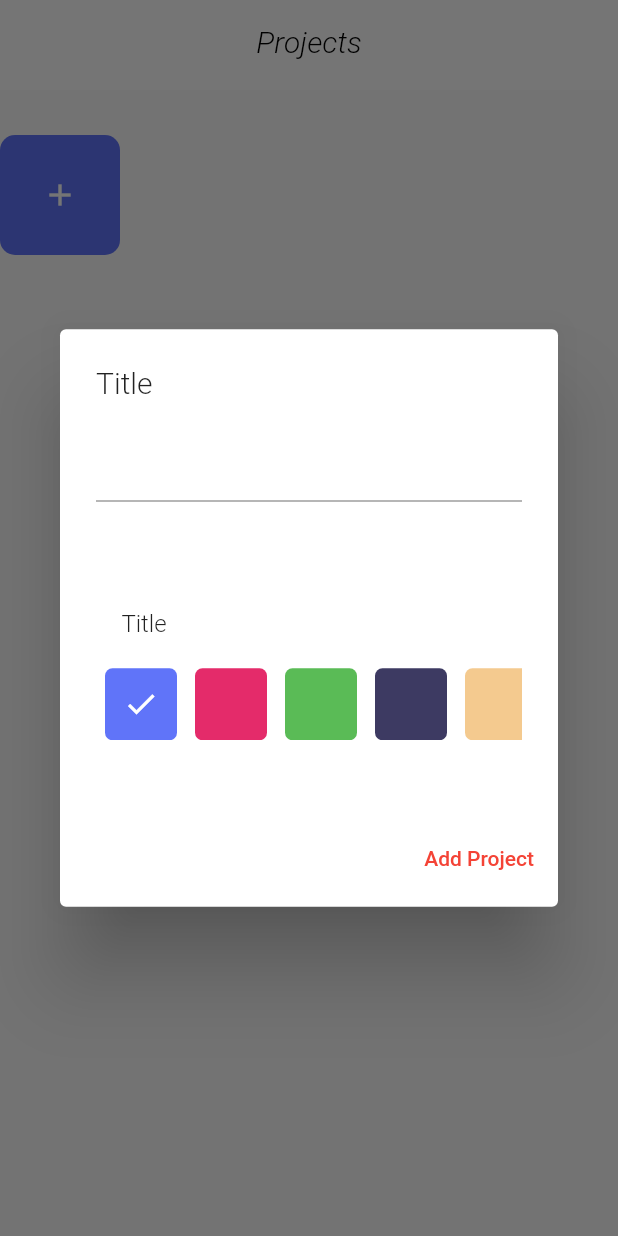
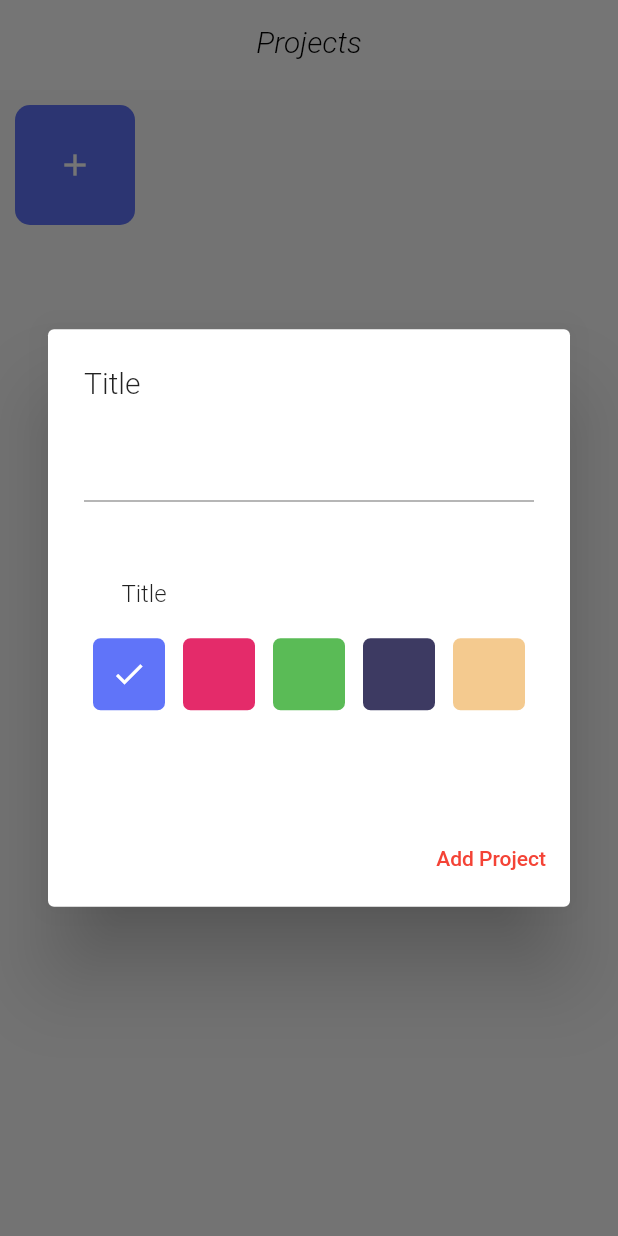
Before and after one commit to storm265/tasker, a Flutter app: the MenuPage screen opened directly, after a tap on the "add" icon, on a phone screen of 412 x 824 dp. Run offline on Flutter 3.47's test engine with Material 2 defaults, Android fonts, the phone set to English and light mode, and no system bars; our stand-ins replace cached_network_image, connectivity_plus, flutter_secure_storage, flutter_slidable, image_picker, percent_indicator and 1 more; missing offline and left inert: simple_gesture_detector; accounts and stored records are empty.

Commit message:
stable_3.3_refactor

```diff
--- a/lib/controller/add_tasks/add_check_list_controller/add_check_list_cotnroller.dart
+++ b/lib/controller/add_tasks/add_check_list_controller/add_check_list_cotnroller.dart
@@ -7,6 +7,8 @@ class AddCheckListController extends ChangeNotifier {
   final _checkListItemsRepository = ChecklistItemsRepositoryImpl();
   final _checkListRepository = CheckListsRepositoryImpl();
   final checkBoxItems = ValueNotifier<List<String>>(['Item index 1']);
+
+
   void addItem(int index) {
     checkBoxItems.value.add('Item index ${index + 1}');
     checkBoxItems.notifyListeners();
--- a/lib/database/data_source/auth_data_source.dart
+++ b/lib/database/data_source/auth_data_source.dart
@@ -17,7 +17,7 @@ abstract class AuthDataSource {
   Future updatePassword({required String password});
   Future signOut();
 }
-// TODO: you didn't specified Generic type
+
 // TODO: Inject dependencies
 class AuthDataSourceImpl implements AuthDataSource {
   final SupabaseSource _supabase = SupabaseSource();
@@ -74,7 +74,6 @@ class AuthDataSourceImpl implements AuthDataSource {
     required String password,
   }) {
     try {
-         // TODO: grammar mistake
       final response = _supabase.restApiClient.auth.signUp(
         email,
         password,
--- a/lib/presentation/pages/menu_pages/floating_button/add_checklist_page.dart
+++ b/lib/presentation/pages/menu_pages/floating_button/add_checklist_page.dart
@@ -44,6 +44,7 @@ class _AddCheckListPageState extends State<AddCheckListPage> {
         textColor: Colors.white,
         title: 'Add Check List',
         showLeadingButton: true,
+        shouldUsePopMethod: true,
       ),
       body: Stack(
         children: [
@@ -98,6 +99,7 @@ class _AddCheckListPageState extends State<AddCheckListPage> {
                     choseColorText,
                     ColorPalleteWidget(
                         colorController: _colorPalleteController),
+                    const SizedBox(height: 40),
                     ConfirmButtonWidget(
                       onPressed: _isClickedButton
                           ? () async {
--- a/lib/presentation/pages/menu_pages/floating_button/new_task.dart
+++ b/lib/presentation/pages/menu_pages/floating_button/new_task.dart
@@ -63,6 +63,7 @@ class _NewTaskPageState extends State<NewTaskPage> {
           textColor: Colors.white,
           title: 'New Task',
           showLeadingButton: true,
+          shouldUsePopMethod: true,
         ),
         body: Stack(
           children: [
--- a/lib/presentation/pages/menu_pages/menu_page.dart
+++ b/lib/presentation/pages/menu_pages/menu_page.dart
@@ -20,16 +20,6 @@ class MenuPage extends StatefulWidget {
 
 class _MenuPageState extends State<MenuPage> {
   final _projectsRepository = ProjectRepositoryImpl();
-  List<ProjectModel> projects = [];
-  @override
-  void initState() {
-    getInitData();
-    super.initState();
-  }
-
-  Future<void> getInitData() async {
-    projects = await _projectsRepository.fetchProject();
-  }
 
   @override
   Widget build(BuildContext context) {
@@ -42,6 +32,8 @@ class _MenuPageState extends State<MenuPage> {
         body: DisabledGlowWidget(
           child: SingleChildScrollView(
             scrollDirection: Axis.vertical,
+            child: Padding(
+              padding: const EdgeInsets.all(10.0),
               child: Column(
                 children: [
                   FutureBuilder<List<ProjectModel>>(
@@ -73,9 +65,11 @@ class _MenuPageState extends State<MenuPage> {
                                 child: Stack(
                                   children: [
                                     CircleWidget(
-                                      color: snapshot.data![index].color ?? ''),
+                                        color:
+                                            snapshot.data![index].color ?? ''),
                                     CategoryWidget(
-                                      title: snapshot.data![index].title ?? ''),
+                                        title:
+                                            snapshot.data![index].title ?? ''),
                                     const CategoryLengthWidget()
                                   ],
                                 ),
@@ -86,8 +80,11 @@ class _MenuPageState extends State<MenuPage> {
                       }
                     },
                   ),
-                const AddProjectButton()
+                  AddProjectButton(
+                    notifyParent: () => setState(() {}),
+                  )
                 ],
+              ),
             ),
           ),
         ),
--- a/lib/presentation/widgets/menu_pages/add_button_widget/white_box_widget.dart
+++ b/lib/presentation/widgets/menu_pages/add_button_widget/white_box_widget.dart
@@ -1,4 +1,5 @@
 import 'package:flutter/material.dart';
+import 'package:todo2/presentation/widgets/common/disabled_glow_single_child_scroll_widget.dart';
 
 class WhiteBoxWidget extends StatelessWidget {
   final Widget child;
@@ -26,7 +27,10 @@ class WhiteBoxWidget extends StatelessWidget {
         ],
         borderRadius: BorderRadius.circular(5),
       ),
-      child: child,
+      child: DisabledGlowWidget(
+          child: SingleChildScrollView(
+        child: child,
+      )),
     );
   }
 }
--- a/lib/presentation/widgets/menu_pages/add_button_widget/widgets/new_task/grey_container.dart
+++ b/lib/presentation/widgets/menu_pages/add_button_widget/widgets/new_task/grey_container.dart
@@ -1,5 +1,4 @@
 import 'package:flutter/material.dart';
-
 
 class GreyContainerWidget extends StatelessWidget {
   final Widget? child;
@@ -10,10 +9,10 @@ class GreyContainerWidget extends StatelessWidget {
     return Container(
       width: double.infinity,
       height: 60,
-      child: child,
       decoration: const BoxDecoration(
         color: Color(0xFFF4F4F4),
       ),
+      child: child,
     );
   }
 }
--- a/lib/presentation/widgets/menu_pages/menu_page/dialog.dart
+++ b/lib/presentation/widgets/menu_pages/menu_page/dialog.dart
@@ -6,17 +6,21 @@ import 'package:todo2/presentation/widgets/common/disabled_glow_single_child_scr
 import 'package:todo2/presentation/widgets/menu_pages/menu_page/widgets/color_pallete_widget.dart';
 
 Future<void> showMaterialDialog(BuildContext context) async {
+  final formKey = GlobalKey<FormState>();
   final colorPalleteController = ColorPalleteController();
   int selectedIndex = 0;
+  bool isClickedButton = true;
   final titleController = TextEditingController();
   await showDialog(
     context: context,
     builder: (_) => AlertDialog(
+      insetPadding: const EdgeInsets.all(0),
       title: const Text(
         'Title',
         style: TextStyle(fontWeight: FontWeight.w300),
       ),
       content: DisabledGlowWidget(
+        child: SingleChildScrollView(
           child: SizedBox(
             height: 230,
             child: Column(
@@ -24,11 +28,23 @@ Future<void> showMaterialDialog(BuildContext context) async {
                 SizedBox(
                   width: 300,
                   height: 50,
-                child: TextField(
+                  child: Form(
+                    key: formKey,
+                    child: TextFormField(
+                      validator: (value) {
+                        if (value!.isEmpty) {
+                          return 'Please enter title';
+                        }
+                        if (value.length < 2) {
+                          return 'Title must be at least 2 characters';
+                        }
+                        return null;
+                      },
                       controller: titleController,
                     ),
                   ),
-              const SizedBox(height: 70),
+                ),
+                const SizedBox(height: 50),
                 const Padding(
                   padding: EdgeInsets.only(right: 220, bottom: 20),
                   child: Text(
@@ -43,18 +59,29 @@ Future<void> showMaterialDialog(BuildContext context) async {
             ),
           ),
         ),
+      ),
       actions: <Widget>[
-        TextButton(
-          onPressed: () async {
+        StatefulBuilder(
+          builder: ((context, setState) => TextButton(
+                onPressed: isClickedButton
+                    ? () async {
+                        if (formKey.currentState!.validate()) {
+                          setState(() => isClickedButton = false);
                           (titleController.text.length >= 2)
                               ? await ProjectRepositoryImpl()
                                   .putData(
-                        color: colors[selectedIndex].value.toString(),
+                                      color: colors[selectedIndex]
+                                          .value
+                                          .toString(),
                                       title: titleController.text)
                                   .then((_) => Navigator.of(context).pop())
                               : null;
-          },
+                          setState(() => isClickedButton = true);
+                        }
+                      }
+                    : null,
                 child: const Text('Add Project'),
+              )),
         )
       ],
     ),
--- a/lib/presentation/widgets/menu_pages/menu_page/widgets/add_project_button.dart
+++ b/lib/presentation/widgets/menu_pages/menu_page/widgets/add_project_button.dart
@@ -4,20 +4,22 @@ import 'package:todo2/presentation/widgets/common/colors.dart';
 import 'package:todo2/presentation/widgets/menu_pages/menu_page/dialog.dart';
 
 class AddProjectButton extends StatelessWidget {
-  const AddProjectButton({Key? key}) : super(key: key);
+  final Function notifyParent;
+  const AddProjectButton({Key? key, required this.notifyParent})
+      : super(key: key);
 
   @override
   Widget build(BuildContext context) {
-    return Padding(
-      padding: const EdgeInsets.only(top: 30, right: 310),
-      child: InkWell(
-        onTap: () async => showMaterialDialog(context),
+    return InkWell(
+      onTap: () async =>
+          await showMaterialDialog(context).then((_) => notifyParent()),
       child: Container(
         width: 80,
         height: 80,
         decoration: BoxDecoration(
           borderRadius: BorderRadius.circular(10),
-              color: ProjectColor.getColor(CategoryColor.blue)),
+          color: ProjectColor.getColor(CategoryColor.blue),
+        ),
         child: const Center(
           child: Icon(
             Icons.add,
@@ -25,7 +27,6 @@ class AddProjectButton extends StatelessWidget {
           ),
         ),
       ),
-      ),
     );
   }
 }
--- a/lib/presentation/widgets/menu_pages/menu_page/widgets/color_pallete_widget.dart
+++ b/lib/presentation/widgets/menu_pages/menu_page/widgets/color_pallete_widget.dart
@@ -28,15 +28,15 @@ class ColorPalleteWidget extends StatelessWidget {
                   child: Container(
                     width: 48,
                     height: 48,
-                    child:  Icon(
+                    decoration: BoxDecoration(
+                      borderRadius: BorderRadius.circular(5),
+                      color: colors[index],
+                    ),
+                    child: Icon(
                       (colorController.selectedIndex.value == index)
                           ? Icons.done
                           : null,
                       color: Colors.white,
-                    ),
-                    decoration: BoxDecoration(
-                      borderRadius: BorderRadius.circular(5),
-                      color: colors[index],
                     ),
                   ),
                 );
--- a/lib/presentation/widgets/menu_pages/work_list/widgets/calendar_lib/src/table_calendar_base.dart
+++ b/lib/presentation/widgets/menu_pages/work_list/widgets/calendar_lib/src/table_calendar_base.dart
@@ -73,10 +73,10 @@ class TableCalendarBase extends StatefulWidget {
         super(key: key);
 
   @override
-  _TableCalendarBaseState createState() => _TableCalendarBaseState();
+  TableCalendarBaseState createState() => TableCalendarBaseState();
 }
 
-class _TableCalendarBaseState extends State<TableCalendarBase> {
+class TableCalendarBaseState extends State<TableCalendarBase> {
   late final ValueNotifier<double> _pageHeight;
   late final PageController _pageController;
   late DateTime _focusedDay;
--- a/lib/services/navigation_service/navigation_service.dart
+++ b/lib/services/navigation_service/navigation_service.dart
@@ -1,4 +1,17 @@
 import 'package:flutter/material.dart';
+import 'package:todo2/presentation/pages/auth_pages/changed_password_page.dart';
+import 'package:todo2/presentation/pages/auth_pages/forgot_password_page.dart';
+import 'package:todo2/presentation/pages/auth_pages/reset_password_page.dart';
+import 'package:todo2/presentation/pages/auth_pages/sign_in_page.dart';
+import 'package:todo2/presentation/pages/auth_pages/sign_up_page.dart';
+import 'package:todo2/presentation/pages/auth_pages/splash_page.dart';
+import 'package:todo2/presentation/pages/auth_pages/welcome_page.dart';
+import 'package:todo2/presentation/pages/menu_pages/floating_button/add_checklist_page.dart';
+import 'package:todo2/presentation/pages/menu_pages/floating_button/new_note_page.dart';
+import 'package:todo2/presentation/pages/menu_pages/floating_button/new_task.dart';
+import 'package:todo2/presentation/pages/menu_pages/tasks_page.dart';
+import 'package:todo2/presentation/pages/navigation_page.dart';
+import 'package:todo2/presentation/pages/no_connection_page.dart';
 
 enum Pages {
   welcome,
@@ -14,6 +27,22 @@ enum Pages {
   addCheckList,
   addTask
 }
+
+Map<String, Widget Function(BuildContext)> routes = {
+  '/': (_) => const SplashPage(),
+  '/noConnection': (_) => const NoConnectionPage(),
+  '/welcome': (_) => const WelcomePage(),
+  '/signUp': (_) => const SignUpPage(),
+  '/signIn': (_) => const SignInPage(),
+  '/forgotPassword': (_) => const ForgotPasswordPage(),
+  '/newPassword': (_) => NewPasswordPage(),
+  '/passwordChanged': (_) => const PasswordChangedPage(),
+  '/home': (_) => NavigationPage(),
+  '/workList': (_) => const TasksPage(),
+  '/addTask': (_) => const NewTaskPage(),
+  '/addNote': (_) => const AddQuickNote(),
+  '/addCheckList': (_) => const AddCheckListPage()
+};
 
 class NavigationService {
   static Future<void> navigateTo(BuildContext context, Pages page) async {
@@ -31,10 +60,12 @@ class NavigationService {
         Navigator.pushNamed(context, '/forgotPassword');
         break;
       case Pages.newPassword:
-        Navigator.pushNamedAndRemoveUntil(context, '/newPassword',((_) => false));
+        Navigator.pushNamedAndRemoveUntil(
+            context, '/newPassword', ((_) => false));
         break;
       case Pages.passwordChanged:
-        Navigator.pushNamedAndRemoveUntil(context, '/passwordChanged',((_) => false));
+        Navigator.pushNamedAndRemoveUntil(
+            context, '/passwordChanged', ((_) => false));
         break;
       case Pages.workList:
         Navigator.pushNamed(context, '/workList');
```
Also changed, not shown: lib/main.dart (+4 -30 lines), lib/presentation/pages/menu_pages/floating_button/new_note_page.dart (+13 -7 lines), lib/presentation/widgets/menu_pages/profile_page/widgets/task_list_widgets/task_list_widget.dart (+4 -8 lines), lib/services/message_service/message_service.dart (+21 -10 lines). Lines whose indentation alone changed are shown as unchanged.
